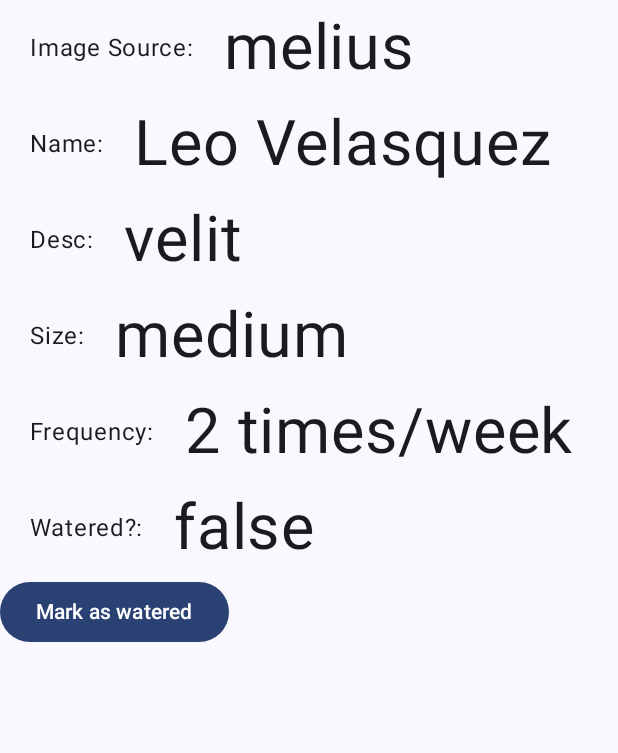
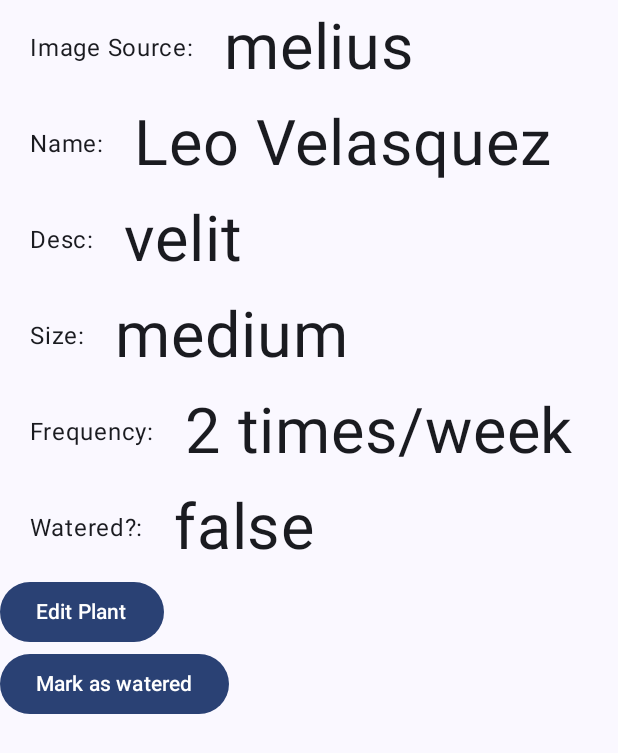
Before and after one commit to KaiCilliers/PurePlanting, an Android app built with Jetpack Compose: the @Preview function PlantDetailScreen_Preview, on a phone screen of 412 x 824 dp. Shown: the top 753 px of the screen. Run offline under Robolectric (Android 15) with nearby library versions, the phone set to English and light mode, and no system bars; libraries missing offline, so code that uses them is left out: com.zhuinden.simplestack, com.zhuinden.simplestackextensions.

Commit message:
Add :: ability to edit plant

```diff
--- a/app/src/main/java/com/sunrisekcdeveloper/pureplanting/features/presentation/addeditplant/AddEditPlantFragment.kt
+++ b/app/src/main/java/com/sunrisekcdeveloper/pureplanting/features/presentation/addeditplant/AddEditPlantFragment.kt
@@ -42,7 +42,7 @@ class AddEditPlantFragment : ComposeFragment() {
                 amountOfWaterUpdater = { newValue -> viewModel.wateringAmount.update { newValue } },
                 onAddPlantTap = {
                     viewModel.savePlant()
-                    backstack.goBack()
+                    backstack.jumpToRoot()
                 },
             )
         }
--- a/app/src/main/java/com/sunrisekcdeveloper/pureplanting/features/presentation/plantdetail/PlantDetailFragment.kt
+++ b/app/src/main/java/com/sunrisekcdeveloper/pureplanting/features/presentation/plantdetail/PlantDetailFragment.kt
@@ -9,6 +9,7 @@ import androidx.compose.runtime.remember
 import androidx.compose.ui.Alignment
 import androidx.compose.ui.Modifier
 import androidx.compose.ui.unit.sp
+import com.sunrisekcdeveloper.pureplanting.features.presentation.addeditplant.AddEditPlantKey
 import com.sunrisekcdeveloper.pureplanting.navigation.ComposeFragment
 import com.zhuinden.simplestack.Backstack
 import com.zhuinden.simplestackextensions.servicesktx.lookup
@@ -22,7 +23,8 @@ class PlantDetailFragment : ComposeFragment() {
 
         PlantDetailScreen(
             plant = plant,
-            onWateredButtonTapped = viewModel::waterPlant
+            onWateredButtonTapped = viewModel::waterPlant,
+            onEditPlantTapped = { backstack.goTo(AddEditPlantKey(it)) }
         )
     }
 }
--- a/app/src/main/java/com/sunrisekcdeveloper/pureplanting/features/presentation/plantdetail/PlantDetailScreen.kt
+++ b/app/src/main/java/com/sunrisekcdeveloper/pureplanting/features/presentation/plantdetail/PlantDetailScreen.kt
@@ -21,6 +21,7 @@ import java.time.DayOfWeek
 fun PlantDetailScreen(
     plant: State<Plant>,
     onWateredButtonTapped: (Plant) -> Unit,
+    onEditPlantTapped: (Plant) -> Unit,
     modifier: Modifier = Modifier,
 ) {
     Column {
@@ -49,6 +50,10 @@ fun PlantDetailScreen(
             LargeText(text = plant.value.hasBeenWatered.toString())
         }
 
+        Button(onClick = { onEditPlantTapped(plant.value) }) {
+            Text(text = "Edit Plant")
+        }
+
         if(!plant.value.hasBeenWatered) {
             Button(onClick = { onWateredButtonTapped(plant.value) }) {
                 Text(text = "Mark as watered")
@@ -74,7 +79,8 @@ private fun PlantDetailScreen_Preview() {
 
         PlantDetailScreen(
             plant = mutableStateOf(plant),
-            onWateredButtonTapped = {}
+            onWateredButtonTapped = {},
+            onEditPlantTapped = {}
         )
     }
 }
```
